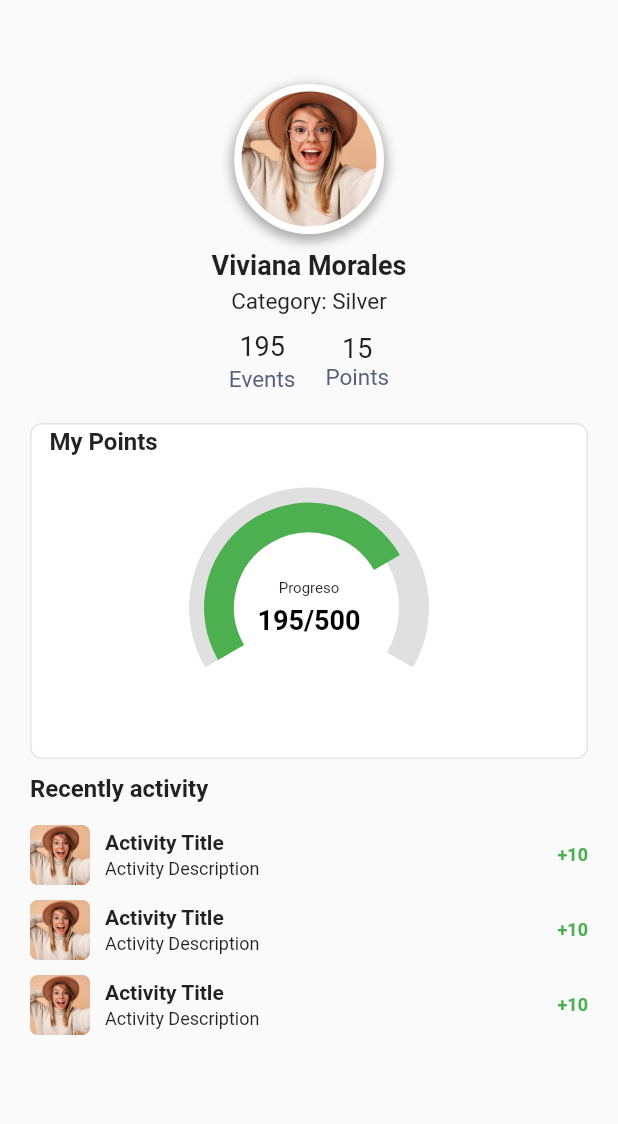
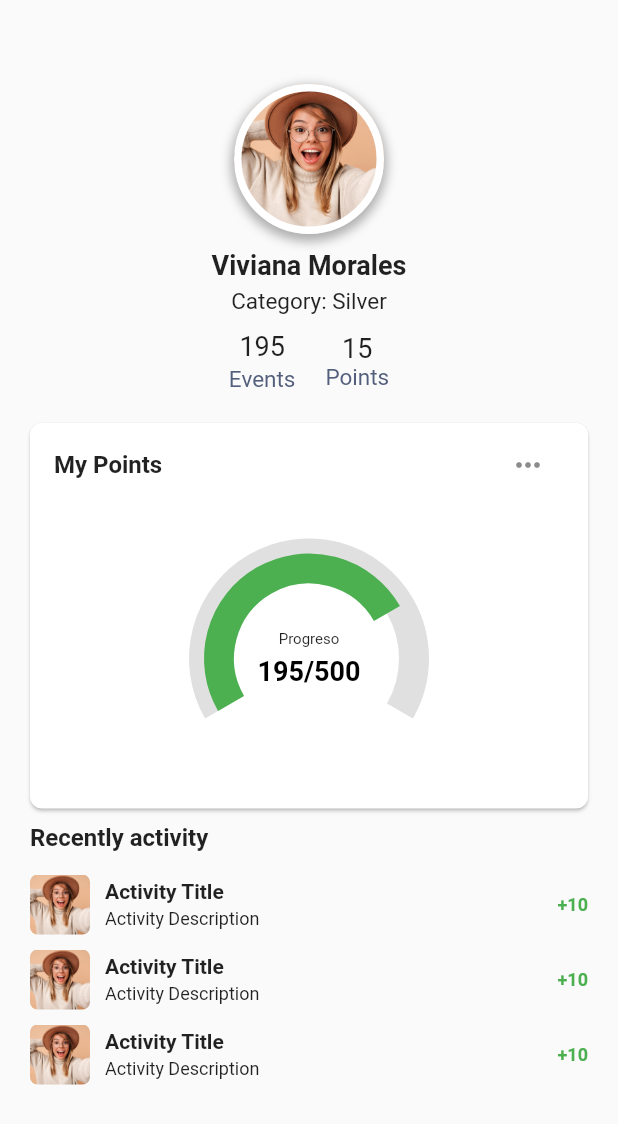
Before and after one commit to elianyiotano/Prueba, a Flutter app: the ProfilePage screen opened by its route, on a phone screen of 412 x 824 dp. Shown: the top 1124 px of the screen. Run offline on Flutter 3.47's test engine with Material 2 defaults, Android fonts, the light colour scheme and no system bars; drawn by our look-alikes of syncfusion_flutter_gauges; our stand-ins replace auto_route, carousel_slider, dio, flutter_svg; missing offline and left inert: flutter_barcode_scanner; accounts and stored records are empty; Roboto replaces fonts that are missing (Poppins).

Commit message:
feat(LE-8): add btn

```diff
--- a/lib/pages/profile_page.dart
+++ b/lib/pages/profile_page.dart
@@ -1,5 +1,8 @@
+// ignore_for_file: prefer_const_constructors, prefer_const_literals_to_create_immutables
+import 'package:auto_route/auto_route.dart';
 import 'package:flutter/material.dart';
 import 'package:syncfusion_flutter_gauges/gauges.dart';
+import 'package:jogo_mobile_app/pages/ranking_page.dart';
 
 class ProfilePage extends StatelessWidget {
   @override
@@ -39,7 +42,7 @@ class ProfilePage extends StatelessWidget {
             ),
           ),
           const SizedBox(height: 10),
-          Text(
+          const Text(
             'Viviana Morales',
             style: TextStyle(
               fontWeight: FontWeight.bold,
@@ -49,7 +52,7 @@ class ProfilePage extends StatelessWidget {
             ),
           ),
           const SizedBox(height: 5),
-          Text(
+          const Text(
             'Category: Silver',
             style: TextStyle(
               fontSize: 15,
@@ -110,21 +113,17 @@ class ProfilePage extends StatelessWidget {
             ],
           ),
           const SizedBox(height: 20),
-          Container(
-            margin: EdgeInsets.symmetric(horizontal: 20, vertical: 0),
-            decoration: BoxDecoration(
+          Card(
+            margin: const EdgeInsets.symmetric(horizontal: 20, vertical: 0),
+            shape: RoundedRectangleBorder(
               borderRadius: BorderRadius.circular(8),
-              border: Border.all(color: Color(0xFFE5E5E5)),
-              color: Colors.white,
             ),
-            child: Padding(
-              padding: EdgeInsets.all(0),
             child: Column(
               crossAxisAlignment: CrossAxisAlignment.start,
               children: [
-                  SizedBox(height: 2),
-                  Text(
-                    '   My Points',
+                ListTile(
+                  title: const Text(
+                    'My Points',
                     style: TextStyle(
                       fontSize: 16,
                       fontFamily: 'Poppins',
@@ -132,7 +131,15 @@ class ProfilePage extends StatelessWidget {
                       fontWeight: FontWeight.w600,
                     ),
                   ),
-                  SizedBox(height: 1),
+                  trailing: IconButton(
+                    icon: Icon(Icons.more_horiz),
+                    onPressed: () {
+                      final router = context.router;
+                      router.pushNamed('/ranking');
+                    },
+                  ),
+                ),
+                const SizedBox(height: 1),
                 Container(
                   height: 200,
                   child: Stack(
@@ -153,7 +160,7 @@ class ProfilePage extends StatelessWidget {
                               color: Colors.grey[300],
                               thicknessUnit: GaugeSizeUnit.logicalPixel,
                             ),
-                              pointers: <GaugePointer>[
+                            pointers: const <GaugePointer>[
                               RangePointer(
                                 value: 75,
                                 width: 20,
@@ -173,11 +180,11 @@ class ProfilePage extends StatelessWidget {
                           heightFactor: 0.4,
                           child: Container(
                             alignment: Alignment.center,
-                              decoration: BoxDecoration(
+                            decoration: const BoxDecoration(
                               shape: BoxShape.circle,
                               color: Colors.white,
                             ),
-                              child: Column(
+                            child: const Column(
                               mainAxisAlignment: MainAxisAlignment.center,
                               children: [
                                 Text(
@@ -207,11 +214,8 @@ class ProfilePage extends StatelessWidget {
               ],
             ),
           ),
-          ),
-          SizedBox(
-              height:
-                  10),
-          Align(
+          const SizedBox(height: 10),
+          const Align(
             alignment: Alignment.centerLeft,
             child: Padding(
               padding: EdgeInsets.symmetric(horizontal: 20),
@@ -226,9 +230,7 @@ class ProfilePage extends StatelessWidget {
               ),
             ),
           ),
-          SizedBox(
-              height:
-                  10),
+          const SizedBox(height: 10),
           Expanded(
             child: ListView.builder(
               itemCount: 3,
@@ -249,8 +251,8 @@ class ProfilePage extends StatelessWidget {
                           ),
                         ),
                       ),
-                      SizedBox(width: 10),
-                      Expanded(
+                      const SizedBox(width: 10),
+                      const Expanded(
                         child: Column(
                           crossAxisAlignment: CrossAxisAlignment.start,
                           children: [
@@ -271,7 +273,7 @@ class ProfilePage extends StatelessWidget {
                           ],
                         ),
                       ),
-                      Text(
+                      const Text(
                         '+10',
                         style: TextStyle(
                           fontSize: 12,
```
Also changed, not shown: 31 other files. Lines whose indentation alone changed are shown as unchanged.
